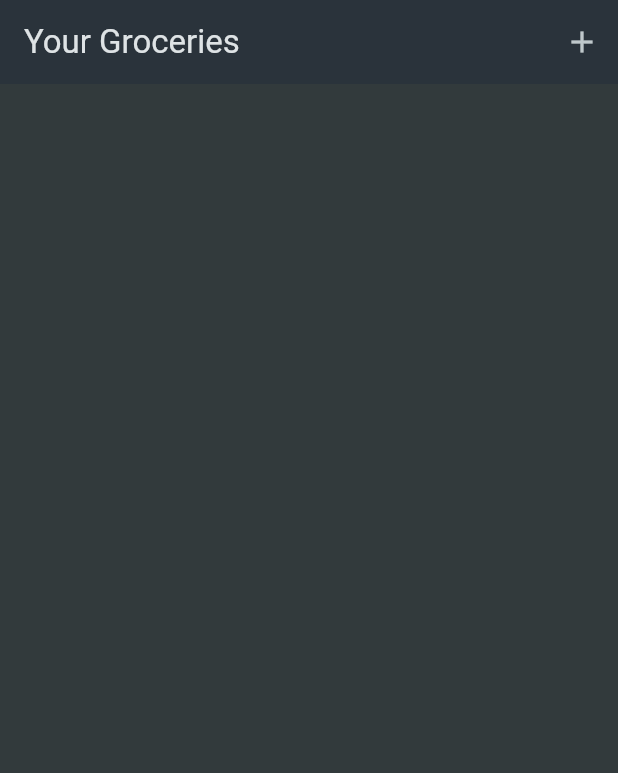
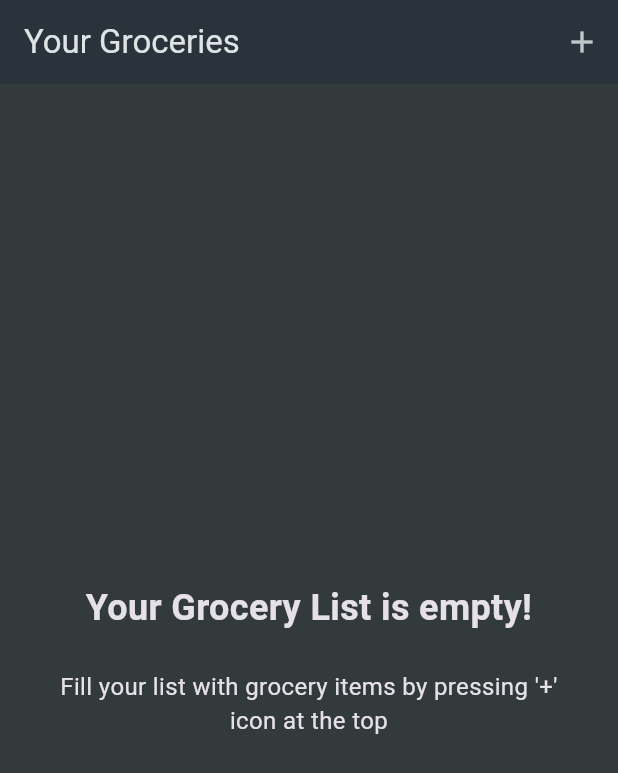
Before and after one commit to prabeshkunwar12/grocery_list_app, a Flutter app: the screen it shows after launch, on a phone screen of 412 x 824 dp. Shown: the top 773 px of the screen. Run offline on Flutter 3.47's test engine with Material 3 defaults, Android fonts, the phone set to English and light mode, and no system bars.

Commit message:
fallback for home screen

```diff
--- a/lib/screens/groceries_screen.dart
+++ b/lib/screens/groceries_screen.dart
@@ -27,6 +27,33 @@ class _GroceriesScreenState extends State<GroceriesScreen> {
     });
   }
 
+  final Widget _fallback = const Padding(
+    padding: EdgeInsets.symmetric(horizontal: 36.0),
+    child: Column(
+      mainAxisAlignment: MainAxisAlignment.center,
+      children: [
+        Text(
+          "Your Grocery List is empty!",
+          textAlign: TextAlign.center,
+          style: TextStyle(
+            fontSize: 24,
+            fontWeight: FontWeight.bold,
+          ),
+        ),
+        SizedBox(
+          height: 24,
+        ),
+        Text(
+          "Fill your list with grocery items by pressing '+' icon at the top",
+          textAlign: TextAlign.center,
+          style: TextStyle(
+            fontSize: 16,
+          ),
+        ),
+      ],
+    ),
+  );
+
   @override
   Widget build(BuildContext context) {
     return Scaffold(
@@ -39,11 +66,13 @@ class _GroceriesScreenState extends State<GroceriesScreen> {
           ),
         ],
       ),
-      body: ListView.builder(
-        itemCount: _groceryItems.length,
-        itemBuilder: (ctx, index) =>
-            GroceryItemWidget(groceryItem: _groceryItems[index]),
-      ),
+      body: _groceryItems.isEmpty
+          ? _fallback
+          : ListView.builder(
+              itemCount: _groceryItems.length,
+              itemBuilder: (ctx, index) =>
+                  GroceryItemWidget(groceryItem: _groceryItems[index]),
+            ),
     );
   }
 }
```
